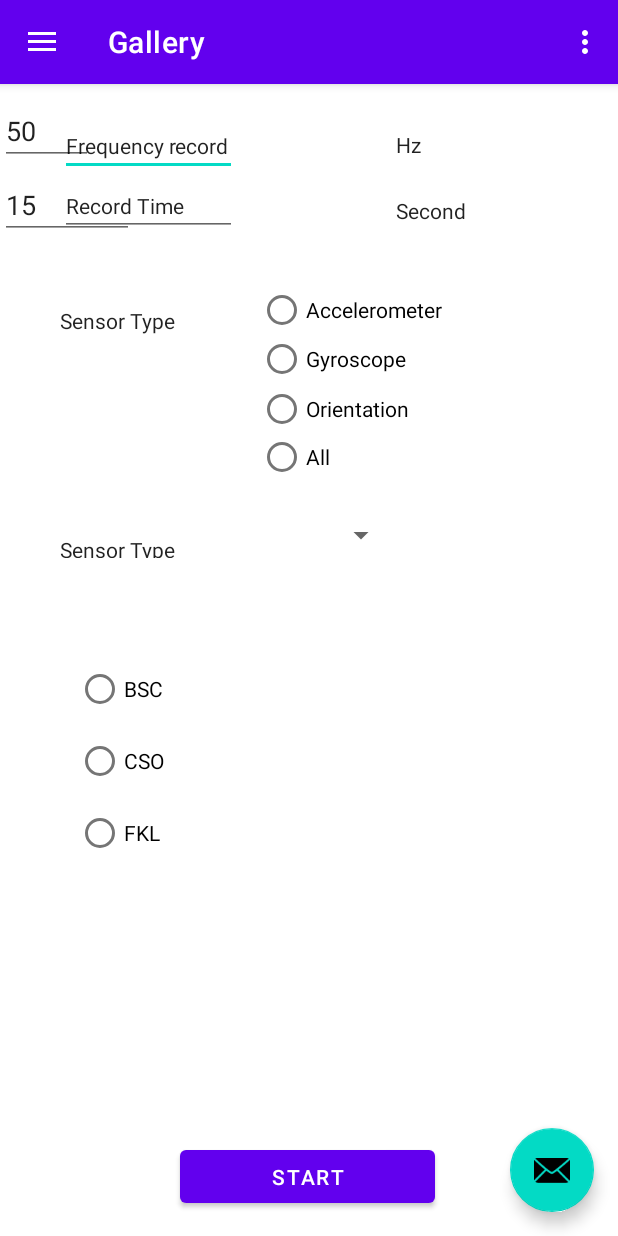
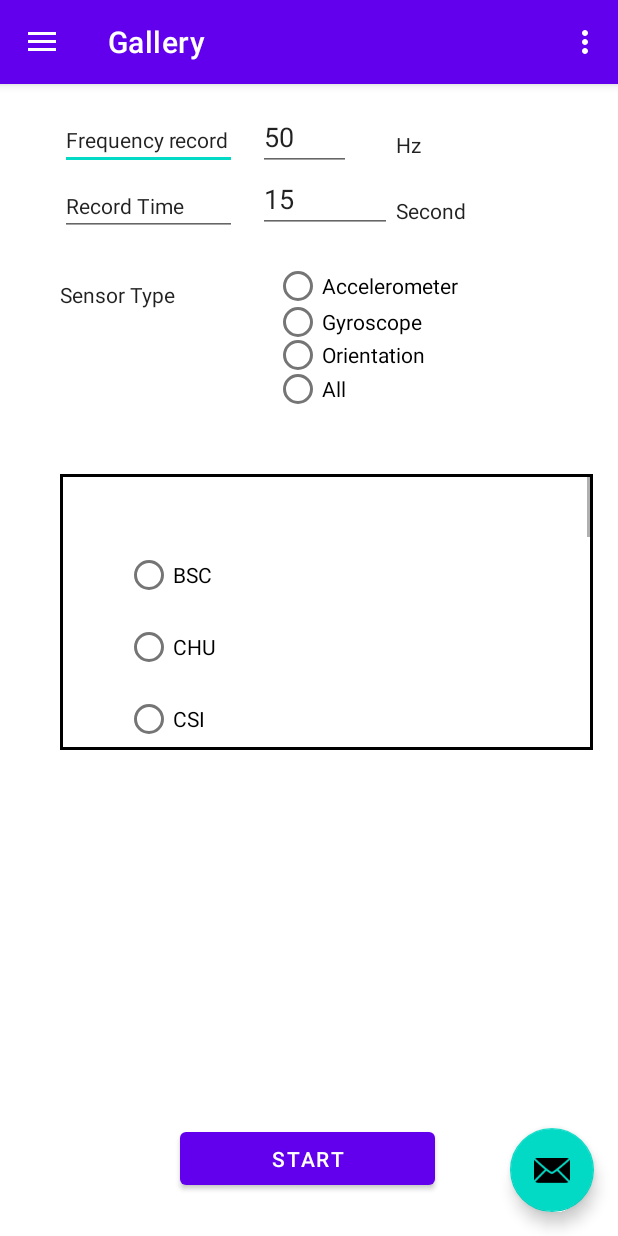
Before and after one commit to nguyendong07/Sensor-Record, an Android app: the screen it shows after launch (MainActivity), in the side drawer, after a tap on "Thu dữ liệu", on a phone screen of 412 x 824 dp. Run offline under Robolectric (Android 15) with nearby library versions, the phone set to English and light mode, and no system bars; our stand-ins replace navigation-ui.

Commit message:
update UI

```diff
--- a/app/src/main/AndroidManifest.xml
+++ b/app/src/main/AndroidManifest.xml
@@ -4,6 +4,7 @@
     package="com.example.myapplication">
 
     <application
+
         android:allowBackup="true"
         android:dataExtractionRules="@xml/data_extraction_rules"
         android:fullBackupContent="@xml/backup_rules"
@@ -14,6 +15,7 @@
         android:theme="@style/Theme.MyApplication"
         tools:targetApi="31">
         <activity
+            android:windowSoftInputMode="adjustResize"
             android:name=".MainActivity"
             android:exported="true"
             android:label="@string/app_name"
--- /dev/null
+++ b/app/src/main/res/drawable/stroke_bg.xml
@@ -0,0 +1,7 @@
+<?xml version="1.0" encoding="utf-8"?>
+<shape xmlns:android="http://schemas.android.com/apk/res/android"
+    android:shape="rectangle">
+    <stroke
+        android:width="2dp"
+        android:color="#000000"/>
+</shape>
--- a/app/src/main/res/layout/fragment_gallery.xml
+++ b/app/src/main/res/layout/fragment_gallery.xml
@@ -10,13 +10,14 @@
         android:id="@+id/start"
         android:layout_width="170dp"
         android:layout_height="47dp"
-        android:layout_marginBottom="16dp"
+        android:onClick="startRecord"
         android:text="Start"
-        android:onClick="startRecord"
         app:layout_constraintBottom_toBottomOf="parent"
         app:layout_constraintEnd_toEndOf="parent"
         app:layout_constraintHorizontal_bias="0.497"
         app:layout_constraintStart_toStartOf="parent"
+        app:layout_constraintTop_toTopOf="parent"
+        app:layout_constraintVertical_bias="0.961"
         tools:ignore="MissingConstraints" />
 
     <EditText
@@ -24,13 +25,13 @@
         android:layout_width="118dp"
         android:layout_height="45dp"
         android:layout_marginStart="40dp"
-        android:layout_marginTop="16dp"
+        android:layout_marginTop="12dp"
+        android:importantForAutofill="no"
         android:paddingTop="28px"
         android:text="Frequency record"
         android:textAppearance="@style/TextAppearance.AppCompat.Body1"
         app:layout_constraintStart_toStartOf="parent"
-        app:layout_constraintTop_toTopOf="parent"
-        android:importantForAutofill="no" />
+        app:layout_constraintTop_toTopOf="parent" />
 
     <EditText
         android:id="@+id/time"
@@ -48,27 +49,14 @@
         android:id="@+id/textView6"
         android:layout_width="118dp"
         android:layout_height="45dp"
-        android:layout_marginStart="40dp"
+        android:layout_marginTop="112dp"
         android:paddingTop="28px"
         android:text="Sensor Type"
         android:textAppearance="@style/TextAppearance.AppCompat.Body1"
-        app:layout_constraintBottom_toBottomOf="parent"
+        app:layout_constraintEnd_toEndOf="parent"
+        app:layout_constraintHorizontal_bias="0.136"
         app:layout_constraintStart_toStartOf="parent"
-        app:layout_constraintTop_toTopOf="parent"
-        app:layout_constraintVertical_bias="0.179" />
-
-    <TextView
-        android:id="@+id/textView7"
-        android:layout_width="85dp"
-        android:layout_height="34dp"
-        android:layout_marginStart="40dp"
-        android:paddingTop="28px"
-        android:text="Sensor Type"
-        android:textAppearance="@style/TextAppearance.AppCompat.Body1"
-        app:layout_constraintBottom_toBottomOf="parent"
-        app:layout_constraintStart_toStartOf="parent"
-        app:layout_constraintTop_toTopOf="parent"
-        app:layout_constraintVertical_bias="0.384" />
+        app:layout_constraintTop_toTopOf="parent" />
 
     <TextView
         android:id="@+id/textView5"
@@ -98,25 +86,39 @@
         android:id="@+id/frequencyValue"
         android:layout_width="62dp"
         android:layout_height="42dp"
-        android:layout_marginTop="12dp"
+        android:layout_marginStart="172dp"
+        android:layout_marginTop="16dp"
         android:ems="10"
         android:inputType="textPersonName"
         android:text="50"
+        app:layout_constraintStart_toStartOf="parent"
         app:layout_constraintTop_toTopOf="parent"
-        tools:ignore="MissingConstraints"
-        tools:layout_editor_absoluteX="178dp" />
+        tools:ignore="MissingConstraints" />
+
 
     <EditText
         android:id="@+id/timeValue"
         android:layout_width="89dp"
         android:layout_height="43dp"
-        android:layout_marginTop="60dp"
+        android:layout_marginStart="172dp"
+        android:layout_marginTop="56dp"
         android:ems="10"
         android:inputType="textPersonName"
         android:text="15"
+        app:layout_constraintStart_toStartOf="parent"
         app:layout_constraintTop_toTopOf="parent"
-        tools:ignore="MissingConstraints"
-        tools:layout_editor_absoluteX="171dp" />
+        tools:ignore="MissingConstraints" />
+
+    <RadioGroup
+        android:id="@+id/sensorType"
+        android:layout_width="190dp"
+        android:layout_height="138dp"
+        android:layout_marginTop="112dp"
+        android:padding="10dp"
+        app:layout_constraintEnd_toEndOf="parent"
+        app:layout_constraintHorizontal_bias="0.778"
+        app:layout_constraintStart_toStartOf="parent"
+        app:layout_constraintTop_toTopOf="parent">
 
         <RadioButton
             android:id="@+id/radioButton"
@@ -155,7 +157,6 @@
             android:id="@+id/radioButton7"
             android:layout_width="164dp"
             android:layout_height="23dp"
-        android:layout_marginTop="12dp"
             android:layout_marginEnd="76dp"
             android:text="All"
             app:layout_constraintBottom_toBottomOf="parent"
@@ -163,46 +164,32 @@
             app:layout_constraintTop_toTopOf="parent"
             app:layout_constraintVertical_bias="0.307" />
 
+    </RadioGroup>
+
     <RadioGroup
         android:layout_width="wrap_content"
         android:layout_height="wrap_content"
-        tools:layout_editor_absoluteX="74dp"
-        tools:layout_editor_absoluteY="284dp" />
-
-    <Spinner
-        android:id="@+id/spinner"
-        android:layout_width="130dp"
-        android:layout_height="38dp"
-
-        android:layout_marginEnd="88dp"
-        app:layout_constraintBottom_toBottomOf="parent"
-        app:layout_constraintEnd_toEndOf="parent"
-        app:layout_constraintHorizontal_bias="0.132"
-        app:layout_constraintStart_toEndOf="@+id/textView7"
-        app:layout_constraintTop_toTopOf="parent"
-        app:layout_constraintVertical_bias="0.386" />
-
-    <RadioGroup
-        android:layout_width="wrap_content"
-        android:layout_height="wrap_content">
+        tools:ignore="MissingConstraints">
 
     </RadioGroup>
 
     <ScrollView
         android:id="@+id/scrollView"
-        android:layout_width="346dp"
-        android:layout_height="310dp"
-        app:layout_constraintBottom_toBottomOf="parent"
+        android:layout_width="355dp"
+        android:layout_height="184dp"
+        android:layout_marginTop="260dp"
+        android:background="@drawable/stroke_bg"
         app:layout_constraintEnd_toEndOf="parent"
-        app:layout_constraintHorizontal_bias="0.615"
+        app:layout_constraintHorizontal_bias="0.703"
         app:layout_constraintStart_toStartOf="parent"
-        app:layout_constraintTop_toTopOf="parent"
-        app:layout_constraintVertical_bias="0.807">
+        app:layout_constraintTop_toTopOf="parent">
 
         <LinearLayout
+
             android:layout_width="match_parent"
-            android:layout_height="wrap_content"
-            android:orientation="vertical">
+            android:layout_height="match_parent"
+            android:orientation="vertical"
+            android:padding="50px">
 
             <RadioGroup
                 android:id="@+id/activityGroup"
@@ -217,6 +204,18 @@
                     android:text="BSC" />
 
                 <RadioButton
+                    android:id="@+id/CHU"
+                    android:layout_width="match_parent"
+                    android:layout_height="wrap_content"
+                    android:text="CHU" />
+
+                <RadioButton
+                    android:id="@+id/CSI"
+                    android:layout_width="match_parent"
+                    android:layout_height="wrap_content"
+                    android:text="CSI" />
+
+                <RadioButton
                     android:id="@+id/CSO"
                     android:layout_width="match_parent"
                     android:layout_height="wrap_content"
@@ -227,8 +226,69 @@
                     android:layout_width="match_parent"
                     android:layout_height="wrap_content"
                     android:text="FKL" />
+
+                <RadioButton
+                    android:id="@+id/FOL"
+                    android:layout_width="match_parent"
+                    android:layout_height="wrap_content"
+                    android:text="FOL" />
+
+                <RadioButton
+                    android:id="@+id/JOG"
+                    android:layout_width="match_parent"
+                    android:layout_height="wrap_content"
+                    android:text="JOG" />
+
+                <RadioButton
+                    android:id="@+id/JUM"
+                    android:layout_width="match_parent"
+                    android:layout_height="wrap_content"
+                    android:text="JUM" />
+
+                <RadioButton
+                    android:id="@+id/SCH"
+                    android:layout_width="match_parent"
+                    android:layout_height="wrap_content"
+                    android:text="SCH" />
+
+                <RadioButton
+                    android:id="@+id/SDL"
+                    android:layout_width="match_parent"
+                    android:layout_height="wrap_content"
+                    android:text="SDL" />
+
+                <RadioButton
+                    android:id="@+id/SIT"
+                    android:layout_width="match_parent"
+                    android:layout_height="wrap_content"
+                    android:text="SIT" />
+
+
+                <RadioButton
+                    android:id="@+id/STD"
+                    android:layout_width="match_parent"
+                    android:layout_height="wrap_content"
+                    android:text="STD" />
+
+
+                <RadioButton
+                    android:id="@+id/STN"
+                    android:layout_width="match_parent"
+                    android:layout_height="wrap_content"
+                    android:text="STN" />
+
+                <RadioButton
+                    android:id="@+id/STU"
+                    android:layout_width="match_parent"
+                    android:layout_height="wrap_content"
+                    android:text="STU" />
+
+                <RadioButton
+                    android:id="@+id/WAL"
+                    android:layout_width="match_parent"
+                    android:layout_height="wrap_content"
+                    android:text="WAL" />
             </RadioGroup>
-
         </LinearLayout>
     </ScrollView>
 
```
Lines whose indentation alone changed are shown as unchanged.
